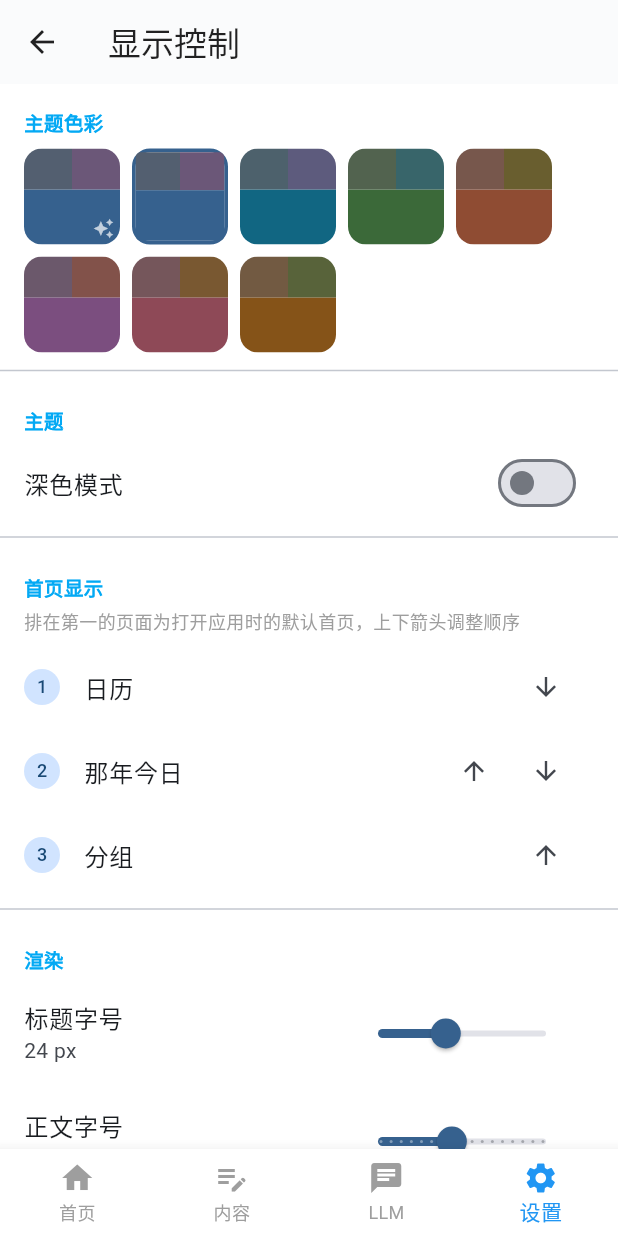
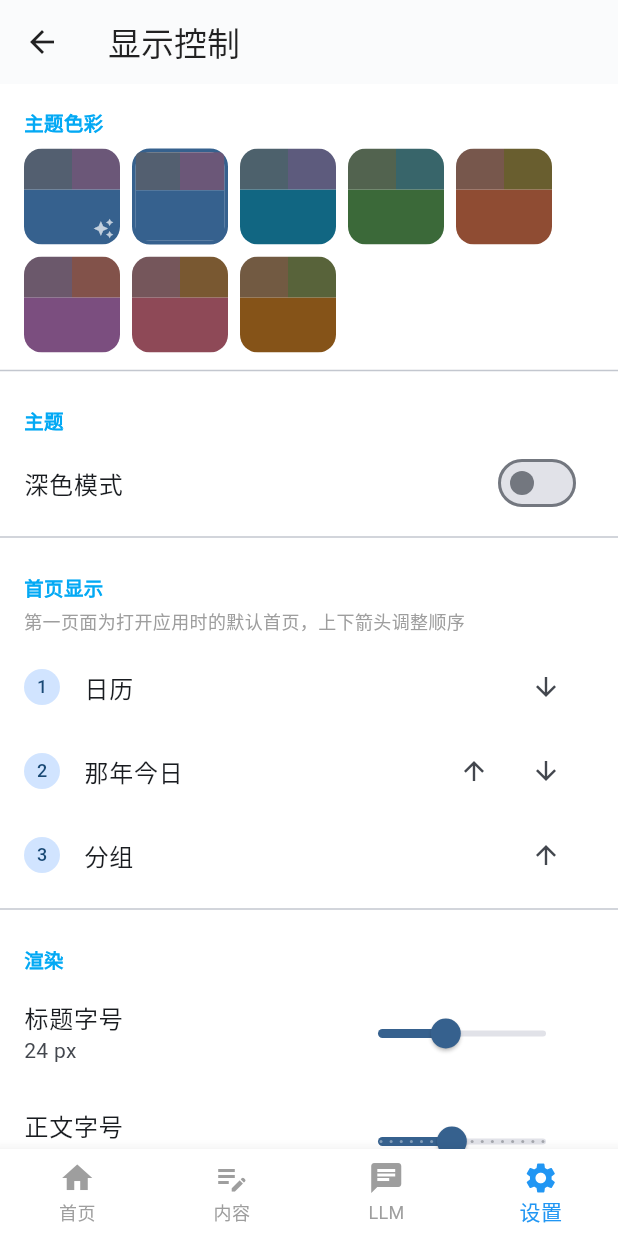
Before and after one commit to RockyrLiu/lite-diary, a Flutter app: the DisplayPage screen opened by its route, after a tap on the "arrow downward" icon, on a phone screen of 412 x 824 dp. Run offline on Flutter 3.47's test engine with Material 3 defaults, Android fonts, the phone set to English and light mode, and no system bars; our stand-ins replace drift, flutter_markdown, flutter_riverpod, go_router, image_picker, riverpod_annotation and 2 more; missing offline and left inert: lunar; accounts and stored records are empty; generated files the repository leaves out were written again.

Commit message:
docs: 修改首页显示的展示文字

```diff
--- a/lib/pages/settings/display_page.dart
+++ b/lib/pages/settings/display_page.dart
@@ -122,7 +122,7 @@ class _DisplayPageState extends ConsumerState<DisplayPage> {
           const SectionHeader('首页显示', color: Colors.lightBlue),
           const Padding(
             padding: EdgeInsets.fromLTRB(16, 0, 16, 8),
-            child: Text('排在第一的页面为打开应用时的默认首页，上下箭头调整顺序', style: TextStyle(fontSize: 12, color: Colors.grey)),
+            child: Text('第一页面为打开应用时的默认首页，上下箭头调整顺序', style: TextStyle(fontSize: 12, color: Colors.grey)),
           ),
           if (_loaded)
             Column(children: List.generate(_pageOrder.length, (i) {
```
